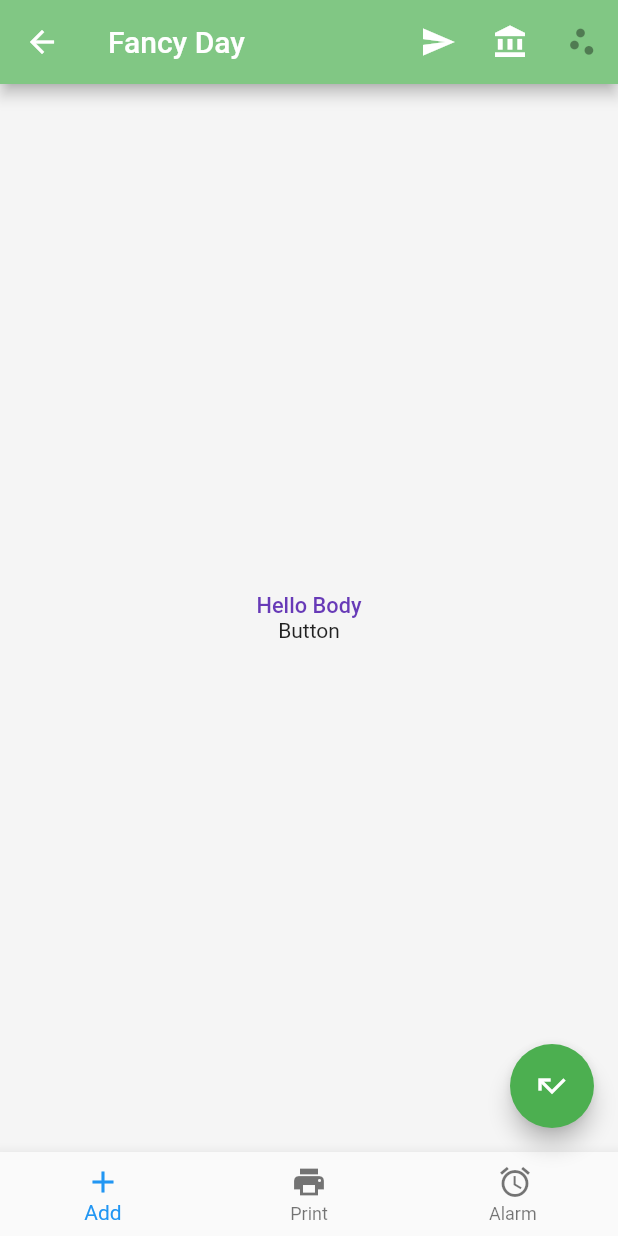
After one commit to bajajerk/Authentication-Flutter, a Flutter app: the Home screen opened directly, on a phone screen of 412 x 824 dp. The commit adds this screen. Run offline on Flutter 3.47's test engine with Material 2 defaults, Android fonts, the phone set to English and light mode, and no system bars; missing offline and left inert: flutter_localstorage, validate.

Commit message:
Buggy Code for signup

```diff
--- /dev/null
+++ b/lib/home_page.dart
@@ -0,0 +1,62 @@
+import 'package:flutter/material.dart';
+
+class Home extends StatelessWidget{
+  void _onPress(){
+    print("Accout balance Asked");
+  }
+  @override
+  Widget build (BuildContext context) {
+
+    return new Scaffold(
+      appBar: new AppBar(
+        backgroundColor: Colors.green.shade300,
+        title:  new Text("Fancy Day"),
+        actions: <Widget>[
+          new  IconButton(icon: new Icon(Icons.send), onPressed: ()=> debugPrint ("Pressed")),
+          new IconButton(icon: new Icon(Icons.account_balance), onPressed: _onPress),
+          new IconButton(icon: new Icon(Icons.scatter_plot), onPressed: null)
+        ],
+      ),
+      backgroundColor: Colors.grey.shade100,
+      body: new Container(
+          alignment: Alignment.center,
+          child : new Column(
+            mainAxisAlignment: MainAxisAlignment.center ,
+            children: <Widget>[
+              new Text("Hello Body" , style: new TextStyle(
+                  fontSize: 14.5,
+                  fontWeight: FontWeight.w500,
+                  color: Colors.deepPurple
+              ),),
+              new InkWell(
+                child : new Text("Button"),
+                onTap: ()=> debugPrint("Button Tapped"),
+              )
+            ],
+          )
+      ),
+
+      floatingActionButton: new FloatingActionButton(
+        onPressed: ()=>
+            debugPrint("Flating Busston {ressed")
+//            debugPrint("PRessed")
+        ,
+        backgroundColor: Colors.green,
+        tooltip: 'Going Up',
+        child: new Icon(Icons.call_missed),
+      ),
+
+
+      bottomNavigationBar: new BottomNavigationBar(items: [
+        new BottomNavigationBarItem(icon: new Icon(Icons.add), title: new Text("Add")),
+        new BottomNavigationBarItem(icon: new Icon(Icons.print), title: new Text("Print")),
+        new BottomNavigationBarItem(icon: new Icon(Icons.access_alarm), title: new Text("Alarm "))
+      ], onTap: (int i) => debugPrint ("Hey Touched $i")),
+
+
+
+    );
+
+//     Other properties
+  }
+}
--- a/pubspec.yaml
+++ b/pubspec.yaml
@@ -22,6 +22,8 @@ dependencies:
   flutter_localstorage:
     git: git://github.com/lakexyde/flutter_localstorage.git
   validate: ^1.7.0
+#  flutter_secure_storage: ^3.0.0
+
 
 dev_dependencies:
   flutter_test:
```
Also changed, not shown: lib/login_page.dart (added, +127 -0 lines), lib/main.dart (+22 -114 lines).
